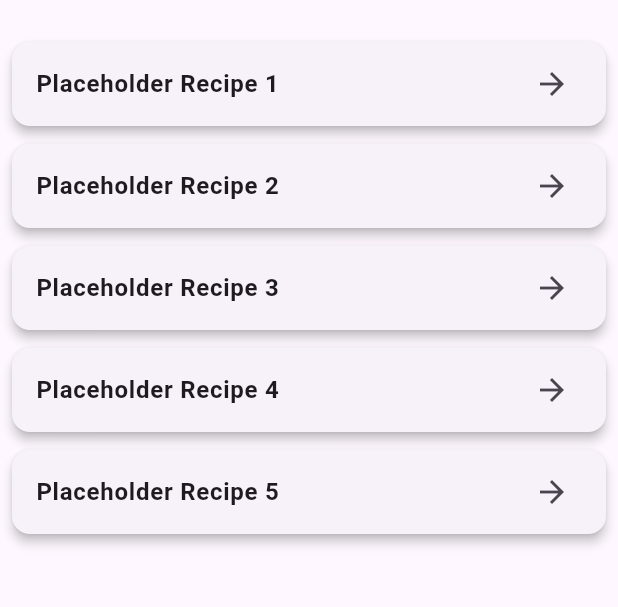
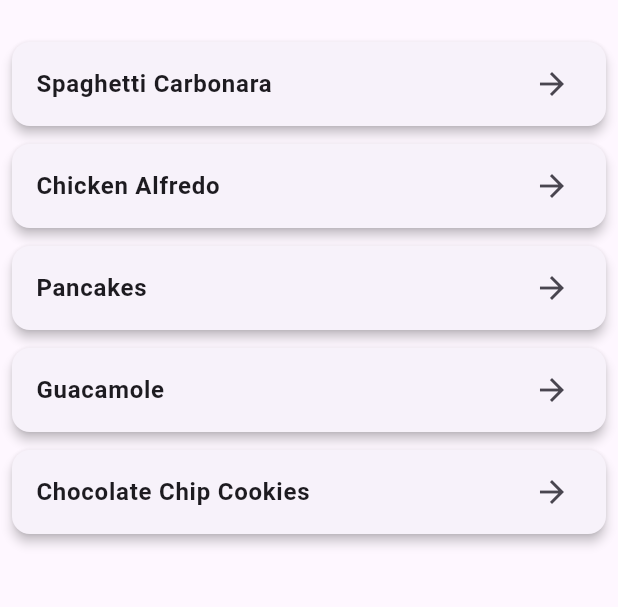
Before and after one commit to anguyen221/recipe_book_app, a Flutter app: the screen it shows after launch, on a phone screen of 412 x 824 dp, the part 63-670 px from its top. Run offline on Flutter 3.47's test engine with Material 3 defaults, Android fonts, the phone set to English and light mode, and no system bars.

Commit message:
Replaced placeholder recipes with real recipes

```diff
--- a/lib/home_screen.dart
+++ b/lib/home_screen.dart
@@ -4,29 +4,29 @@ import 'details_screen.dart';
 class HomeScreen extends StatelessWidget {
   final List<Map<String, String>> recipes = [
     {
-      "name": "Placeholder Recipe 1",
-      "ingredients": "- Ingredient A\n- Ingredient B\n- Ingredient C",
-      "instructions": "1. Step one.\n2. Step two.\n3. Step three."
+      "name": "Spaghetti Carbonara",
+      "ingredients": "- 200g spaghetti\n- 100g pancetta\n- 2 eggs\n- 50g Parmesan cheese\n- Black pepper\n- Salt",
+      "instructions": "1. Cook spaghetti until firm.\n2. Fry pancetta until crispy.\n3. Whisk eggs with Parmesan and pepper.\n4. Combine everything with pasta off heat.\n5. Serve immediately."
     },
     {
-      "name": "Placeholder Recipe 2",
-      "ingredients": "- Ingredient X\n- Ingredient Y\n- Ingredient Z",
-      "instructions": "1. Do this.\n2. Do that.\n3. Done!"
+      "name": "Chicken Alfredo",
+      "ingredients": "- 200g fettuccine\n- 1 chicken breast\n- 1 cup heavy cream\n- 50g Parmesan cheese\n- 2 cloves garlic\n- Butter, salt, and pepper",
+      "instructions": "1. Cook fettuccine until firm.\n2. Cook chicken in butter and garlic.\n3. Add cream and Parmesan, then simmer.\n4. Toss pasta with sauce.\n5. Serve hot."
     },
     {
-      "name": "Placeholder Recipe 3",
-      "ingredients": "- Ingredient P\n- Ingredient Q\n- Ingredient R",
-      "instructions": "1. Mix ingredients.\n2. Cook for 10 minutes.\n3. Serve."
+      "name": "Pancakes",
+      "ingredients": "- 1 cup flour\n- 1 cup milk\n- 1 egg\n- 2 tbsp sugar\n- 1 tsp baking powder\n- Butter for frying",
+      "instructions": "1. Mix dry ingredients.\n2. Whisk in milk and egg.\n3. Cook pancakes in butter until golden.\n4. Serve with syrup or toppings of choice."
     },
     {
-      "name": "Placeholder Recipe 4",
-      "ingredients": "- Ingredient L\n- Ingredient M\n- Ingredient N",
-      "instructions": "1. Preheat oven.\n2. Bake for 20 minutes.\n3. Let cool."
+      "name": "Guacamole",
+      "ingredients": "- 2 avocados\n- 1 lime\n- 1 tomato\n- 1 small onion\n- Salt and pepper",
+      "instructions": "1. Mash avocados.\n2. Mix in chopped tomato, onion, lime juice, salt, and pepper.\n3. Serve fresh."
     },
     {
-      "name": "Placeholder Recipe 5",
-      "ingredients": "- Ingredient D\n- Ingredient E\n- Ingredient F",
-      "instructions": "1. Chop ingredients.\n2. Fry until golden brown.\n3. Enjoy!"
+      "name": "Chocolate Chip Cookies",
+      "ingredients": "- 1 cup flour\n- ½ cup butter\n- ½ cup sugar\n- 1 egg\n- 1 tsp vanilla\n- ½ cup chocolate chips\n- ½ tsp baking soda",
+      "instructions": "1. Cream butter and sugar.\n2. Mix in egg and vanilla.\n3. Stir in flour, baking soda, and chocolate chips.\n4. Bake at 180°C (350°F) for 10-12 minutes."
     },
   ];
 
```
